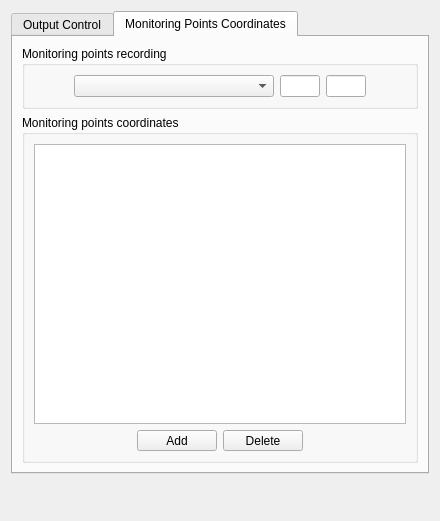
This is gui/Pages/OutputControlForm.ui in code-saturne/code_saturne as Qt 5 draws it before an edit. The edited form follows.
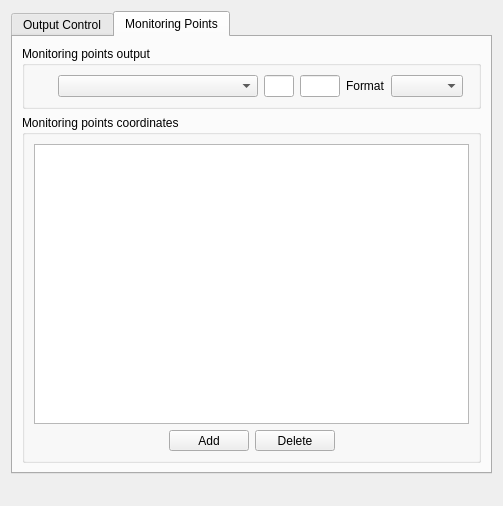
This is the edited form. The open tabs and pages were chosen to show the change.

Commit message: GUI update for probe format selection.

Diff of the .ui file:
```diff
--- a/gui/Pages/OutputControlForm.ui
+++ b/gui/Pages/OutputControlForm.ui
@@ -5,8 +5,8 @@
    <rect>
     <x>0</x>
     <y>0</y>
-    <width>440</width>
-    <height>521</height>
+    <width>503</width>
+    <height>506</height>
    </rect>
   </property>
   <property name="windowTitle" >
@@ -512,13 +512,13 @@
      </widget>
      <widget class="QWidget" name="tabMONITORING" >
       <attribute name="title" >
-       <string>Monitoring Points Coordinates</string>
+       <string>Monitoring Points</string>
       </attribute>
       <layout class="QGridLayout" name="gridLayout_6" >
        <item row="0" column="0" >
         <widget class="QGroupBox" name="groupBoxMonitoring" >
          <property name="title" >
-          <string>Monitoring points recording</string>
+          <string>Monitoring points output</string>
          </property>
          <layout class="QGridLayout" name="gridLayout_5" >
           <item row="0" column="0" >
@@ -548,6 +548,12 @@
             </item>
             <item>
              <widget class="QLineEdit" name="lineEditHisto" >
+              <property name="minimumSize" >
+               <size>
+                <width>30</width>
+                <height>0</height>
+               </size>
+              </property>
               <property name="maximumSize" >
                <size>
                 <width>40</width>
@@ -561,6 +567,12 @@
             </item>
             <item>
              <widget class="QLineEdit" name="lineEditFRHisto" >
+              <property name="minimumSize" >
+               <size>
+                <width>40</width>
+                <height>0</height>
+               </size>
+              </property>
               <property name="maximumSize" >
                <size>
                 <width>40</width>
@@ -572,6 +584,20 @@
               </property>
              </widget>
             </item>
+            <item>
+             <widget class="QLabel" name="label" >
+              <property name="text" >
+               <string>Format</string>
+              </property>
+             </widget>
+            </item>
+            <item>
+             <widget class="QComboBox" name="comboBoxProbeFmt" >
+              <property name="sizeAdjustPolicy" >
+               <enum>QComboBox::AdjustToContents</enum>
+              </property>
+             </widget>
+            </item>
             <item>
              <spacer>
               <property name="orientation" >
```
Left out of the diff: 2 changed lines with no effect on the pictures. The commit also changes 7 other files.
